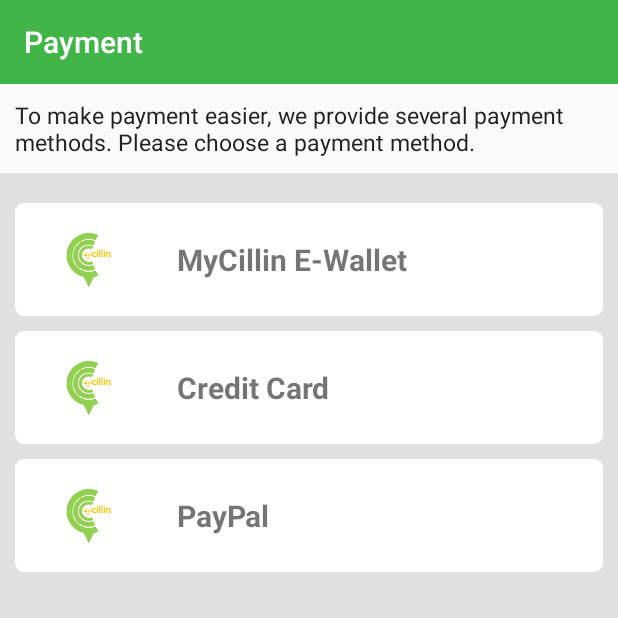
After one commit to mrbagaskoro/android-mycillin-user, an Android app: the PaymentActivity screen opened directly, with no data from a screen before it, on a phone screen of 412 x 824 dp, the top half of it. The commit adds this screen. Run offline under Robolectric (Android 15) with nearby library versions, the phone set to English and light mode, and no system bars; our stand-ins replace ButterKnife; libraries missing offline, so code that uses them is left out: com.orhanobut.dialogplus.

Commit message:
Add Payment Activity & E-Wallet Setting Design

```diff
--- a/app/src/main/AndroidManifest.xml
+++ b/app/src/main/AndroidManifest.xml
@@ -60,7 +60,8 @@
             android:theme="@style/AppTheme" />
         <activity android:name=".activity.account.AccountActivity" />
         <activity android:name=".activity.account.AccountDetailActivity" />
-        <activity android:name=".activity.account.InsuranceActivity"></activity>
+        <activity android:name=".activity.account.InsuranceActivity" />
+        <activity android:name=".activity.account.PaymentActivity"></activity>
     </application>
 
 </manifest>
--- /dev/null
+++ b/app/src/main/java/com/mycillin/user/activity/account/PaymentActivity.java
@@ -0,0 +1,67 @@
+package com.mycillin.user.activity.account;
+
+import android.content.Intent;
+import android.support.v7.app.AppCompatActivity;
+import android.os.Bundle;
+import android.support.v7.widget.Toolbar;
+import android.view.Gravity;
+import android.view.View;
+import android.widget.CheckBox;
+import android.widget.ImageButton;
+import android.widget.LinearLayout;
+
+import com.mycillin.user.R;
+import com.orhanobut.dialogplus.DialogPlus;
+import com.orhanobut.dialogplus.ViewHolder;
+
+import butterknife.BindView;
+import butterknife.ButterKnife;
+
+public class PaymentActivity extends AppCompatActivity {
+
+    @BindView(R.id.paymentActivity_toolbar)
+    Toolbar toolbar;
+
+    @BindView(R.id.paymentActivity_ll_ewallet)
+    LinearLayout eWallet;
+
+    private CheckBox eWalletDialogIsAgree;
+    private ImageButton eWalletDialogSave;
+
+    @Override
+    protected void onCreate(Bundle savedInstanceState) {
+        super.onCreate(savedInstanceState);
+        setContentView(R.layout.activity_payment);
+
+        ButterKnife.bind(this);
+
+        setSupportActionBar(toolbar);
+        getSupportActionBar().setTitle(R.string.paymentActivity_paymentTitle);
+
+        eWallet.setOnClickListener(new View.OnClickListener() {
+            @Override
+            public void onClick(View view) {
+                showEWalletDialog();
+            }
+        });
+    }
+
+    public void showEWalletDialog() {
+        final DialogPlus dialogPlus = DialogPlus.newDialog(PaymentActivity.this)
+                .setContentHolder(new ViewHolder(R.layout.e_wallet_dialog))
+                .create();
+        dialogPlus.show();
+
+        View dialogPlusView = dialogPlus.getHolderView();
+
+        eWalletDialogIsAgree = dialogPlusView.findViewById(R.id.eWalletDialog_cb_iAgreeCheckBox);
+        eWalletDialogSave = dialogPlusView.findViewById(R.id.eWalletDialog_ib_saveBtn);
+
+        eWalletDialogSave.setOnClickListener(new View.OnClickListener() {
+            @Override
+            public void onClick(View view) {
+                dialogPlus.dismiss();
+            }
+        });
+    }
+}
--- /dev/null
+++ b/app/src/main/res/layout/activity_payment.xml
@@ -0,0 +1,188 @@
+<?xml version="1.0" encoding="utf-8"?>
+<RelativeLayout xmlns:android="http://schemas.android.com/apk/res/android"
+    xmlns:tools="http://schemas.android.com/tools"
+    xmlns:app="http://schemas.android.com/apk/res-auto"
+    android:layout_width="match_parent"
+    android:layout_height="match_parent"
+    android:orientation="vertical"
+    tools:context="com.mycillin.user.activity.account.PaymentActivity">
+
+    <android.support.v7.widget.Toolbar
+        xmlns:android="http://schemas.android.com/apk/res/android"
+        xmlns:app="http://schemas.android.com/apk/res-auto"
+        android:id="@+id/paymentActivity_toolbar"
+        android:layout_width="match_parent"
+        android:layout_height="wrap_content"
+        android:background="?attr/colorPrimary"
+        android:minHeight="?attr/actionBarSize"
+        android:theme="@style/ThemeOverlay.AppCompat.Dark"
+        app:popupTheme="@style/ThemeOverlay.AppCompat.Light"
+        app:titleTextColor="@android:color/white" />
+
+    <LinearLayout
+        android:id="@+id/paymentActivity_ll_headerContainer"
+        android:layout_below="@id/paymentActivity_toolbar"
+        android:layout_width="match_parent"
+        android:layout_height="wrap_content"
+        android:layout_marginStart="10dp"
+        android:layout_marginEnd="10dp"
+        android:layout_marginBottom="10dp"
+        android:orientation="horizontal" >
+
+        <TextView
+            android:id="@+id/paymentActivity_tv_infoDesc"
+            android:layout_width="match_parent"
+            android:layout_height="match_parent"
+            android:layout_marginTop="10dp"
+            android:gravity="center_vertical"
+            android:textColor="@color/primary_text"
+            android:textSize="15sp"
+            android:text="@string/paymentActivity_infoDesc" />
+
+    </LinearLayout>
+
+    <ScrollView
+        android:id="@+id/paymentActivity_sv_bodyContainer"
+        android:layout_below="@id/paymentActivity_ll_headerContainer"
+        android:layout_width="match_parent"
+        android:layout_height="match_parent"
+        android:background="#3c8c8c8c"
+        android:paddingTop="20dp"
+        android:paddingBottom="10dp" >
+
+        <LinearLayout
+            android:layout_width="match_parent"
+            android:layout_height="wrap_content"
+            android:orientation="vertical">
+
+            <LinearLayout
+                android:id="@+id/paymentActivity_ll_ewallet"
+                android:layout_width="match_parent"
+                android:layout_height="75dp"
+                android:layout_marginStart="10dp"
+                android:layout_marginEnd="10dp"
+                android:background="@drawable/frame"
+                android:orientation="horizontal" >
+
+                <LinearLayout
+                    android:layout_width="match_parent"
+                    android:layout_height="match_parent"
+                    android:gravity="center"
+                    android:layout_weight="3" >
+
+                    <ImageView
+                        android:layout_width="wrap_content"
+                        android:layout_height="wrap_content"
+                        android:src="@mipmap/ic_launcher"/>
+
+                </LinearLayout>
+
+                <LinearLayout
+                    android:layout_width="match_parent"
+                    android:layout_height="match_parent"
+                    android:orientation="vertical"
+                    android:gravity="center_vertical"
+                    android:layout_weight="1" >
+
+                    <TextView
+                        android:layout_width="wrap_content"
+                        android:layout_height="wrap_content"
+                        android:paddingStart="10dp"
+                        android:paddingEnd="10dp"
+                        android:textSize="20sp"
+                        android:textStyle="bold"
+                        android:text="@string/paymentActivity_ewalletDesc"/>
+
+                </LinearLayout>
+
+            </LinearLayout>
+
+            <LinearLayout
+                android:id="@+id/paymentActivity_ll_creditCard"
+                android:layout_width="match_parent"
+                android:layout_height="75dp"
+                android:layout_marginTop="10dp"
+                android:layout_marginStart="10dp"
+                android:layout_marginEnd="10dp"
+                android:background="@drawable/frame">
+
+                <LinearLayout
+                    android:layout_width="match_parent"
+                    android:layout_height="match_parent"
+                    android:gravity="center"
+                    android:layout_weight="3" >
+
+                    <ImageView
+                        android:layout_width="wrap_content"
+                        android:layout_height="wrap_content"
+                        android:src="@mipmap/ic_launcher"/>
+
+                </LinearLayout>
+
+                <LinearLayout
+                    android:layout_width="match_parent"
+                    android:layout_height="match_parent"
+                    android:orientation="vertical"
+                    android:gravity="center_vertical"
+                    android:layout_weight="1" >
+
+                    <TextView
+                        android:layout_width="wrap_content"
+                        android:layout_height="wrap_content"
+                        android:paddingStart="10dp"
+                        android:paddingEnd="10dp"
+                        android:textSize="20sp"
+                        android:textStyle="bold"
+                        android:text="@string/paymentActivity_creditCardDesc"/>
+
+                </LinearLayout>
+
+            </LinearLayout>
+
+            <LinearLayout
+                android:id="@+id/paymentActivity_ll_payPal"
+                android:layout_width="match_parent"
+                android:layout_height="75dp"
+                android:layout_marginTop="10dp"
+                android:layout_marginStart="10dp"
+                android:layout_marginEnd="10dp"
+                android:background="@drawable/frame">
+
+                <LinearLayout
+                    android:layout_width="match_parent"
+                    android:layout_height="match_parent"
+                    android:gravity="center"
+                    android:layout_weight="3" >
+
+                    <ImageView
+                        android:layout_width="wrap_content"
+                        android:layout_height="wrap_content"
+                        android:src="@mipmap/ic_launcher"/>
+
+                </LinearLayout>
+
+                <LinearLayout
+                    android:layout_width="match_parent"
+                    android:layout_height="match_parent"
+                    android:orientation="vertical"
+                    android:gravity="center_vertical"
+                    android:layout_weight="1" >
+
+                    <TextView
+                        android:layout_width="wrap_content"
+                        android:layout_height="wrap_content"
+                        android:paddingStart="10dp"
+                        android:paddingEnd="10dp"
+                        android:textSize="20sp"
+                        android:textStyle="bold"
+                        android:text="@string/paymentActivity_payPalDesc"/>
+
+                </LinearLayout>
+
+            </LinearLayout>
+
+        </LinearLayout>
+
+    </ScrollView>
+
+</RelativeLayout>
--- a/app/src/main/res/values/strings.xml
+++ b/app/src/main/res/values/strings.xml
@@ -119,5 +119,16 @@
     <string name="insuranceActivity_insurancedNameDesc">Insured Name</string>
     <string name="insuranceActivity_footerInfoOneDesc">You can skip this page if you do not have insurance or your health insurance company is not yet available.</string>
     <string name="insuranceActivity_footerInfoTwoDesc">Currently we have yet not provide cashless payment from insurance provider.</string>
+    <string name="paymentActivity_infoDesc">To make payment easier, we provide several payment methods. Please choose a payment method.</string>
+    <string name="paymentActivity_ewalletDesc">MyCillin E-Wallet</string>
+    <string name="paymentActivity_creditCardDesc">Credit Card</string>
+    <string name="paymentActivity_payPalDesc">PayPal</string>
+    <string name="paymentActivity_paymentTitle">Payment</string>
+    <string name="eWalletDialog_eWalletTitle">E-Wallet</string>
+    <string name="eWalletDialog_infoOneDesc">MyCillin E-Wallet is a payment method provided by MyCillin in collaboration with Bank Mandiri.</string>
+    <string name="eWalletDialog_infoTwoDesc">If you choose this method, you allow MyCillin to debit your e-wallet balance for each service charge.</string>
+    <string name="eWalletDialog_iAgreeDesc">I Agree</string>
+    <string name="eWalletDialog_infoThreeDesc">The system will automatically check your e-wallet balance.</string>
+    <string name="eWalletDialog_infoFourDesc">You can top up your e-wallet balance via Bank Mandiri ATM or Bank Mandiri e-cash service.</string>
 
 </resources>
```
Also changed, not shown: app/src/main/java/com/mycillin/user/activity/account/AccountDetailActivity.java (+8 -0 lines), app/src/main/res/layout/e_wallet_dialog.xml (added, +97 -0 lines).
